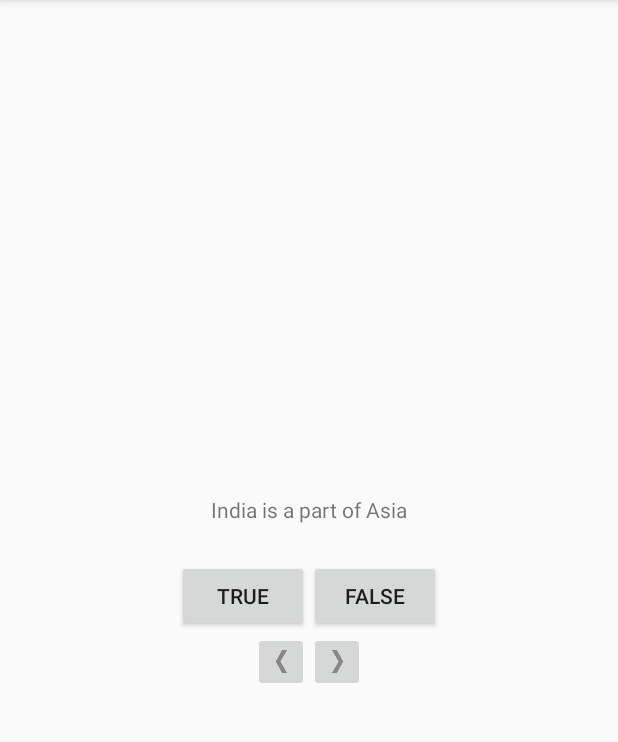
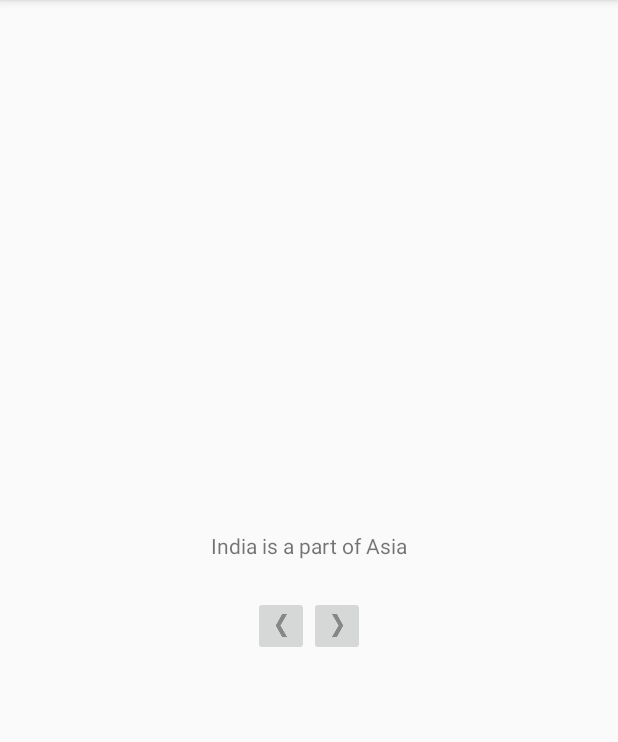
Before and after one commit to KartikKapur/IntroToAndroid, an Android app: the screen it shows after launch (MainActivity), after a tap on "TRUE", on a phone screen of 412 x 824 dp, the part 84-826 px from its top. Run offline under Robolectric (Android 15) with nearby library versions, the phone set to English and light mode, and no system bars.

Commit message:
landscape and also made a scoring functionality and ability to only answer once

```diff
--- a/GeoQuiz/app/src/main/java/com/bignerdranch/android/geoquiz/MainActivity.java
+++ b/GeoQuiz/app/src/main/java/com/bignerdranch/android/geoquiz/MainActivity.java
@@ -1,36 +1,57 @@
 package com.bignerdranch.android.geoquiz;
 
+import androidx.annotation.NonNull;
 import androidx.appcompat.app.AppCompatActivity;
 
 import android.media.Image;
 import android.view.Gravity;
 import android.view.View;
+import android.view.ViewDebug;
 import android.widget.Button;
 import android.os.Bundle;
 import android.widget.ImageButton;
 import android.widget.TextView;
 import android.widget.Toast;
+import android.util.Log;
+import java.util.ArrayList;
 
 public class MainActivity extends AppCompatActivity {
+    private static final String TAG = "QUIZACTIVITY";
+    private static final String KEY_INDEX = "index";
+    private static final String KEY_INCORRECT = "incorrect";
+    private static final String KEY_CORRECT = "correct";
+
+
     private Button mTrueButton;
     private Button mFalseButton;
     private ImageButton mNextButton;
     private ImageButton mPreviousButton;
     private TextView mQuestionTextView;
 
+    private ArrayList<Integer> mCorrect = new ArrayList<>();
+    private ArrayList<Integer> mIncorrect = new ArrayList<>();
+
     private Question[] mQuestionBank = new Question[]{
             new Question(R.string.question_asia, true),
             new Question(R.string.question_australia, true),
             new Question(R.string.question_mideast, false)
-        };
+    };
     private int mCurrentIndex = 0;
+
     @Override
     protected void onCreate(Bundle savedInstanceState) {
         super.onCreate(savedInstanceState);
+        Log.d(TAG, "onCreate(Bundle) called");
+
         setContentView(R.layout.activity_main);
 
+        if(savedInstanceState!=null){
+            mCurrentIndex = savedInstanceState.getInt(KEY_INDEX, 0);
+            mCorrect = savedInstanceState.getIntegerArrayList(KEY_CORRECT);
+            mIncorrect = savedInstanceState.getIntegerArrayList(KEY_INCORRECT);
+        }
+
         mQuestionTextView = (TextView) findViewById(R.id.question_text_view);
-        updateQuestion();
 
         mTrueButton = (Button) findViewById(R.id.true_button);
         mTrueButton.setOnClickListener(new View.OnClickListener() {
@@ -48,19 +69,23 @@ public class MainActivity extends AppCompatActivity {
         });
 
         mNextButton = (ImageButton) findViewById(R.id.next_button);
-        mNextButton.setOnClickListener(new View.OnClickListener(){
+        mNextButton.setOnClickListener(new View.OnClickListener() {
             @Override
             public void onClick(View view) {
-                mCurrentIndex = (mCurrentIndex+1)%mQuestionBank.length;
+                mCurrentIndex = (mCurrentIndex + 1) % mQuestionBank.length;
                 updateQuestion();
             }
         });
 
         mPreviousButton = (ImageButton) findViewById(R.id.previous_button);
-        mPreviousButton.setOnClickListener(new View.OnClickListener(){
+        mPreviousButton.setOnClickListener(new View.OnClickListener() {
             @Override
             public void onClick(View view) {
-                mCurrentIndex = Math.abs(mCurrentIndex-1)%mQuestionBank.length;
+                if(mCurrentIndex < 0 ) {
+                    mCurrentIndex = mQuestionBank.length - 1;
+                } else {
+                    mCurrentIndex = (mCurrentIndex - 1) % mQuestionBank.length;
+                }
                 updateQuestion();
             }
         });
@@ -69,31 +94,91 @@ public class MainActivity extends AppCompatActivity {
         mQuestionTextView.setOnClickListener(new View.OnClickListener() {
             @Override
             public void onClick(View view) {
-                mCurrentIndex = (mCurrentIndex+1)%mQuestionBank.length;
+                mCurrentIndex = (mCurrentIndex + 1)%mQuestionBank.length;
                 updateQuestion();
             }
         });
 
+        updateQuestion();
+    }
 
-        }
+    @Override
+    protected void onStart() {
+        super.onStart();
+        Log.d(TAG, "onStart() called");
+    }
 
+    @Override
+    protected void onResume() {
+        super.onResume();
+        Log.d(TAG, "onResume() called");
+    }
 
-    private void updateQuestion( ){
+    @Override
+    protected void onPause() {
+        super.onPause();
+        Log.d(TAG, "onPause() called");
+    }
+
+    @Override
+    protected void onStop() {
+        super.onStop();
+        Log.d(TAG, "onStop() called");
+    }
+
+    @Override
+    protected void onDestroy() {
+        super.onDestroy();
+        Log.d(TAG, "onDestroy() called");
+    }
+
+    @Override
+    protected void onSaveInstanceState(@NonNull Bundle outState) {
+        super.onSaveInstanceState(outState);
+        Log.i(TAG, "onSaveInstanceState");
+        outState.putInt(KEY_INDEX, mCurrentIndex);
+        outState.putIntegerArrayList(KEY_CORRECT, mCorrect);
+        outState.putIntegerArrayList(KEY_INCORRECT, mIncorrect);
+    }
+
+    private void updateQuestion() {
         int question = mQuestionBank[mCurrentIndex].getTextResId();
         mQuestionTextView.setText(question);
+        if(mCorrect.contains(mCurrentIndex) || mIncorrect.contains(mCurrentIndex)) {
+            mTrueButton.setVisibility(View.GONE);
+            mFalseButton.setVisibility(View.GONE);
+        } else {
+            mTrueButton.setVisibility(View.VISIBLE);
+            mFalseButton.setVisibility(View.VISIBLE);
+        }
     }
 
-    private void checkAnswer(boolean userPressedTrue){
+    private void checkAnswer(boolean userPressedTrue) {
         boolean answerIsTrue = mQuestionBank[mCurrentIndex].isAnswerTrue();
         int messageResId = 0;
         if (userPressedTrue == answerIsTrue) {
             messageResId = R.string.correct_toast;
-        } else{
+            mCorrect.add(mCurrentIndex);
+        } else {
             messageResId = R.string.incorrect_toast;
+            mIncorrect.add(mCurrentIndex);
+        }
+        updateQuestion();
+        Toast t = Toast.makeText(this, messageResId, Toast.LENGTH_SHORT);
+        t.setGravity(Gravity.TOP, 0, 0);
+        t.show();
+        calculateScore();
+    }
+
+    private void calculateScore(){
+        Log.d(TAG, Integer.toString(mCorrect.size() + mIncorrect.size()));
+        if (mCorrect.size() + mIncorrect.size() == mQuestionBank.length){
+            Toast t = Toast.makeText(this,
+                    "You got " + Integer.toString(mCorrect.size()) + "/" +Integer.toString(mQuestionBank.length)+ " correct",
+                    Toast.LENGTH_LONG);
+            t.setGravity(Gravity.TOP, 0, 0);
+            t.show();
         }
 
-        Toast t = Toast.makeText(this, messageResId, Toast.LENGTH_SHORT);
-        t.setGravity(Gravity.TOP, 0,0);
-        t.show();
     }
 }
--- /dev/null
+++ b/GeoQuiz/app/src/main/res/layout-land/activity_main.xml
@@ -0,0 +1,49 @@
+<?xml version="1.0" encoding="utf-8"?>
+<FrameLayout xmlns:android="http://schemas.android.com/apk/res/android"
+    android:layout_height="match_parent"
+    android:layout_width="match_parent">
+    <TextView
+        android:id= "@+id/question_text_view"
+        android:layout_width="wrap_content"
+        android:layout_height="wrap_content"
+        android:layout_gravity = "center_horizontal"
+        android:padding="24dp" />
+    <LinearLayout
+        android:layout_width="wrap_content"
+        android:layout_height="wrap_content"
+        android:orientation="horizontal"
+        android:layout_gravity = "center_vertical|center_horizontal"
+        >
+        <Button
+            android:id="@+id/true_button"
+            android:layout_width="wrap_content"
+            android:layout_height="wrap_content"
+            android:text="@string/true_button"/>
+        <Button
+            android:id="@+id/false_button"
+            android:layout_width="wrap_content"
+            android:layout_height="wrap_content"
+            android:text="@string/false_button"/>
+    </LinearLayout>
+    <LinearLayout
+        android:layout_width="wrap_content"
+        android:layout_height="wrap_content"
+        android:orientation="horizontal"
+        android:layout_gravity = "bottom|center_horizontal"
+        >
+
+        <ImageButton
+            android:id="@+id/previous_button"
+            android:layout_width="wrap_content"
+            android:layout_height="wrap_content"
+            android:src="@drawable/arrow_left"
+            />
+        <ImageButton
+            android:id="@+id/next_button"
+            android:layout_width="wrap_content"
+            android:layout_height="wrap_content"
+            android:src="@drawable/arrow_right"
+
+            />
+    </LinearLayout>
+</FrameLayout>
```
